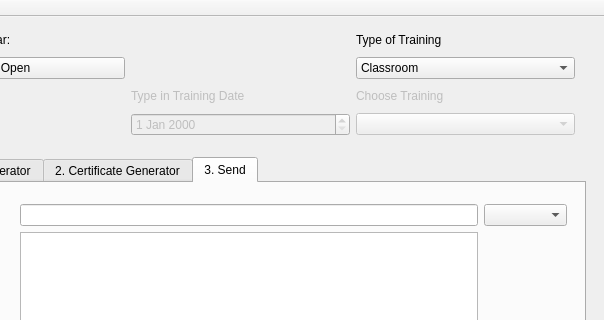
Above: ui/mainwindow.ui from QVllasa/TrainingTool before the change; both pictures show x 115 to 719 and y 0 to 320 of the 719 by 583 pixel window. Below: the same form after it.
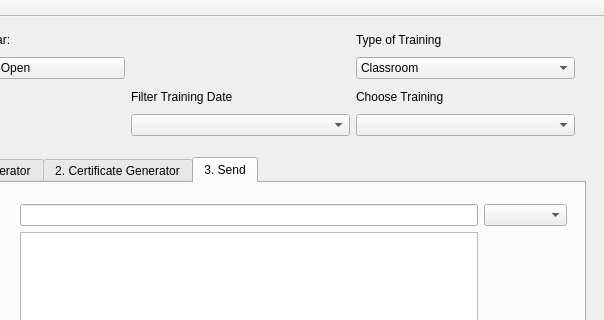
That is the form after the change.

What changed in the file:
```diff
--- a/ui/mainwindow.ui
+++ b/ui/mainwindow.ui
@@ -449,34 +449,27 @@
        </property>
       </widget>
      </item>
-     <item row="3" column="1">
-      <widget class="QDateEdit" name="trainingDateFilter">
-       <property name="enabled">
-        <bool>false</bool>
-       </property>
-      </widget>
-     </item>
      <item row="2" column="1">
       <widget class="QLabel" name="label">
        <property name="enabled">
-        <bool>false</bool>
+        <bool>true</bool>
        </property>
        <property name="text">
-        <string>Type in Training Date</string>
+        <string>Filter Training Date</string>
        </property>
       </widget>
      </item>
      <item row="3" column="2">
       <widget class="QComboBox" name="trainingCourse">
        <property name="enabled">
-        <bool>false</bool>
+        <bool>true</bool>
        </property>
       </widget>
      </item>
      <item row="2" column="2">
       <widget class="QLabel" name="label_2">
        <property name="enabled">
-        <bool>false</bool>
+        <bool>true</bool>
        </property>
        <property name="text">
         <string>Choose Training</string>
@@ -497,6 +490,9 @@
        </property>
       </widget>
      </item>
+     <item row="3" column="1">
+      <widget class="QComboBox" name="trainingStartCombo"/>
+     </item>
     </layout>
    </widget>
   </widget>
```
Left out of the diff: 2 changed lines with no effect on the pictures.
